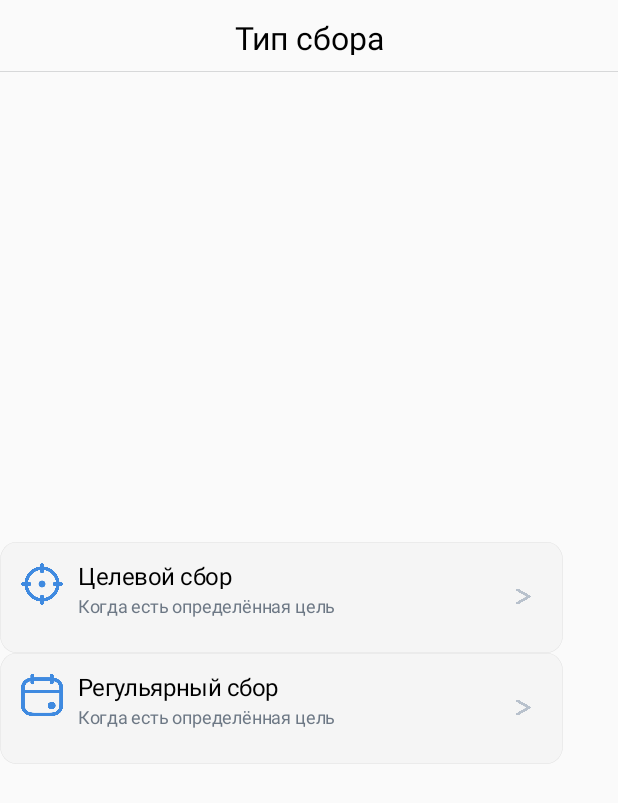
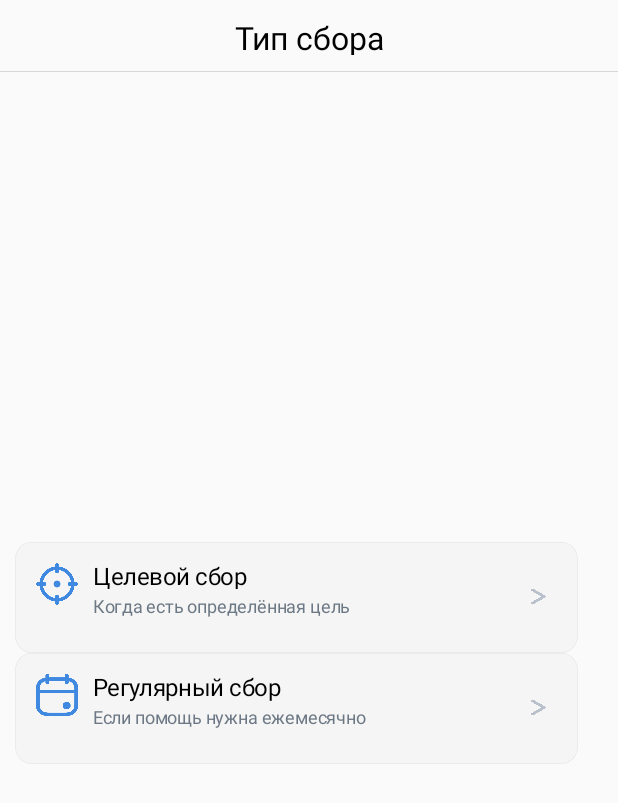
Before and after one commit to niazlv/VKCharitableDonations, an Android app: the screen it shows after launch (MainActivity), after a tap on "Создать сбор", on a phone screen of 412 x 824 dp. Shown: the top 803 px of the screen. Run offline under Robolectric (Android 15) with nearby library versions, the phone set to English and light mode, and no system bars.

Commit message:
added padding

```diff
--- a/app/src/main/res/layout/start2.xml
+++ b/app/src/main/res/layout/start2.xml
@@ -56,15 +56,19 @@
             android:id="@+id/type"
             android:layout_width="375dp"
             android:layout_height="148dp"
+            android:layout_alignParentStart="true"
             android:layout_alignParentLeft="true"
-            android:layout_centerVertical="true">
+            android:layout_centerVertical="true"
+            android:layout_marginStart="10dp">
             <!-- Banner / Set 5: No Left -->
             <RelativeLayout
                 android:id="@+id/banner_set_"
                 android:layout_width="375dp"
                 android:layout_height="74dp"
+                android:layout_alignParentStart="true"
                 android:layout_alignParentLeft="true"
-                android:layout_alignParentTop="true">
+                android:layout_alignParentTop="true"
+                android:layout_marginStart="0dp">
                 <!-- x / Base / Banner Regular -->
                 <RelativeLayout
                     android:id="@+id/x_base_bann"
@@ -164,7 +168,7 @@
                             android:layout_alignParentTop="true"
                             android:layout_marginLeft="14dp"
                             android:layout_marginTop="14dp"
-                            android:background="@drawable/targ" >
+                            android:background="@drawable/targ">
 
                         </RelativeLayout>
                     </RelativeLayout>
@@ -195,8 +199,8 @@
                     android:layout_width="0dp"
                     android:layout_height="0dp"
                     android:layout_alignParentLeft="true"
+                    android:layout_alignParentTop="true"
                     android:layout_alignParentRight="true"
-                    android:layout_alignParentTop="true"
                     android:layout_alignParentBottom="true"
                     android:background="@drawable/x_base_bann">
 
@@ -217,8 +221,8 @@
                         android:layout_alignParentTop="true">
                         <!-- Text & Buttons -->
                         <RelativeLayout
-                            android:layout_width="183dp"
-                            android:layout_height="38dp"
+                            android:layout_width="wrap_content"
+                            android:layout_height="wrap_content"
                             android:layout_alignParentLeft="true"
                             android:layout_alignParentTop="true"
                             android:layout_marginLeft="52dp"
@@ -243,7 +247,7 @@
                                 android:layout_marginTop="22dp"
                                 android:gravity="top"
                                 android:lineSpacingExtra="0sp"
-                                android:text="@string/show_hide_s"
+                                android:text="Если помощь нужна ежемесячно"
                                 android:textAppearance="@style/show_hide_s"
                                 android:translationY="-0.24sp" />
                         </RelativeLayout>
@@ -292,7 +296,7 @@
 
             </RelativeLayout>
 
-            </RelativeLayout>
+        </RelativeLayout>
 
 
     </RelativeLayout>
--- a/app/src/main/res/layout/target4.xml
+++ b/app/src/main/res/layout/target4.xml
@@ -157,6 +157,8 @@
                         android:background="@drawable/default_sta"
                         android:entries="@array/authors"
                         android:hint="Выберите дату"
+                        android:paddingLeft="10dp"
+                        android:paddingRight="20dp"
                         android:inputType="date"
                         android:spinnerMode="dropdown" />
                 </RelativeLayout>
--- a/app/src/main/res/values/strings.xml
+++ b/app/src/main/res/values/strings.xml
@@ -18,7 +18,7 @@
     Когда есть определённая цель
     </string>
 <string name="show_hide_r">
-    Регульярный сбор
+    Регулярный сбор
 </string>
     <string name="title3">
         Целевой сбор
```
Also changed, not shown: app/src/main/res/layout/regular3.xml (+9 -0 lines), app/src/main/res/layout/target3.xml (+8 -0 lines).
